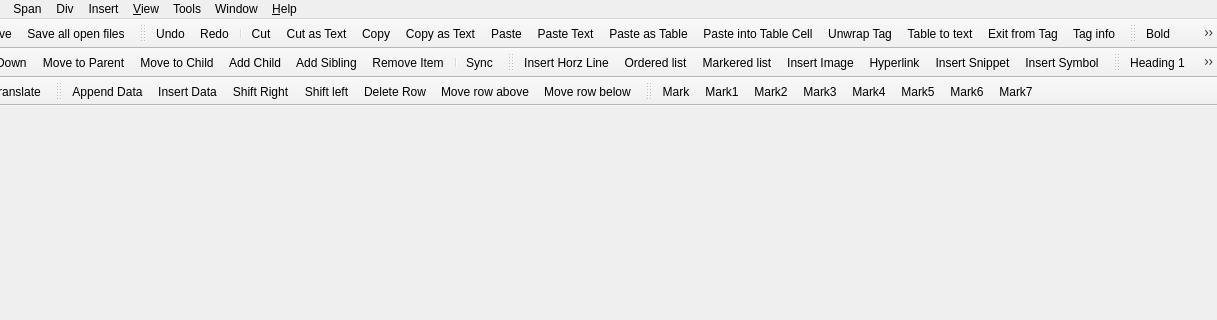
Before: the Qt Designer form src/gui/mainwindow.ui in NeoProgramming/NeoPad, drawn with Qt 5; both pictures show x 120 to 1337 and y 0 to 320 of the 1337 by 672 pixel window.
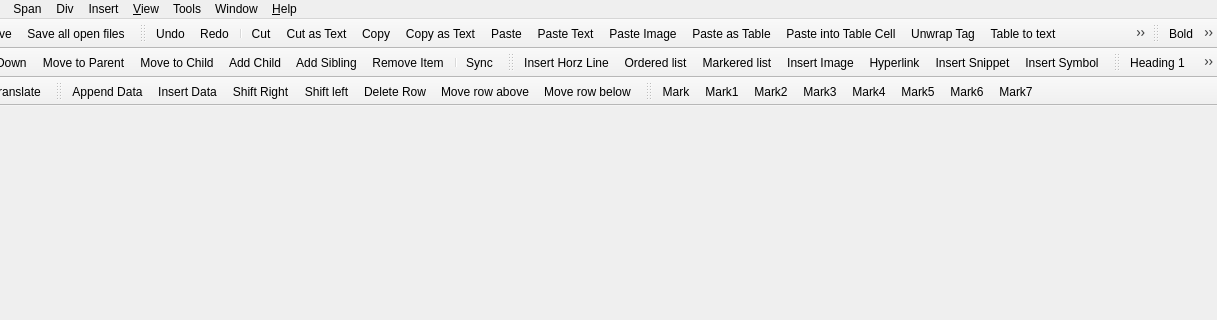
After: the same form once the commit is applied. Icons and pictures are not drawn.

```diff
--- a/src/gui/mainwindow.ui
+++ b/src/gui/mainwindow.ui
@@ -66,6 +66,7 @@
    <addaction name="actionEditCopyText"/>
    <addaction name="actionEditPaste"/>
    <addaction name="actionEditPasteText"/>
+   <addaction name="actionEditPasteImage"/>
    <addaction name="actionEditPasteAsTable"/>
    <addaction name="actionEditPasteCell"/>
    <addaction name="actionEditUntag"/>
@@ -599,6 +600,15 @@
     <string>Paste</string>
    </property>
   </action>
+  <action name="actionEditPasteImage">
+   <property name="icon">
+    <iconset resource="../neopad.qrc">
+     <normaloff>:/edit/images/edit-pasteimage.png</normaloff>:/edit/images/edit-pasteimage.png</iconset>
+   </property>
+   <property name="text">
+    <string>Paste Image</string>
+   </property>
+  </action>
   <action name="actionEditCut">
    <property name="icon">
     <iconset resource="../neopad.qrc">
```
Left out of the diff: 3 changed lines with no effect on the pictures.
